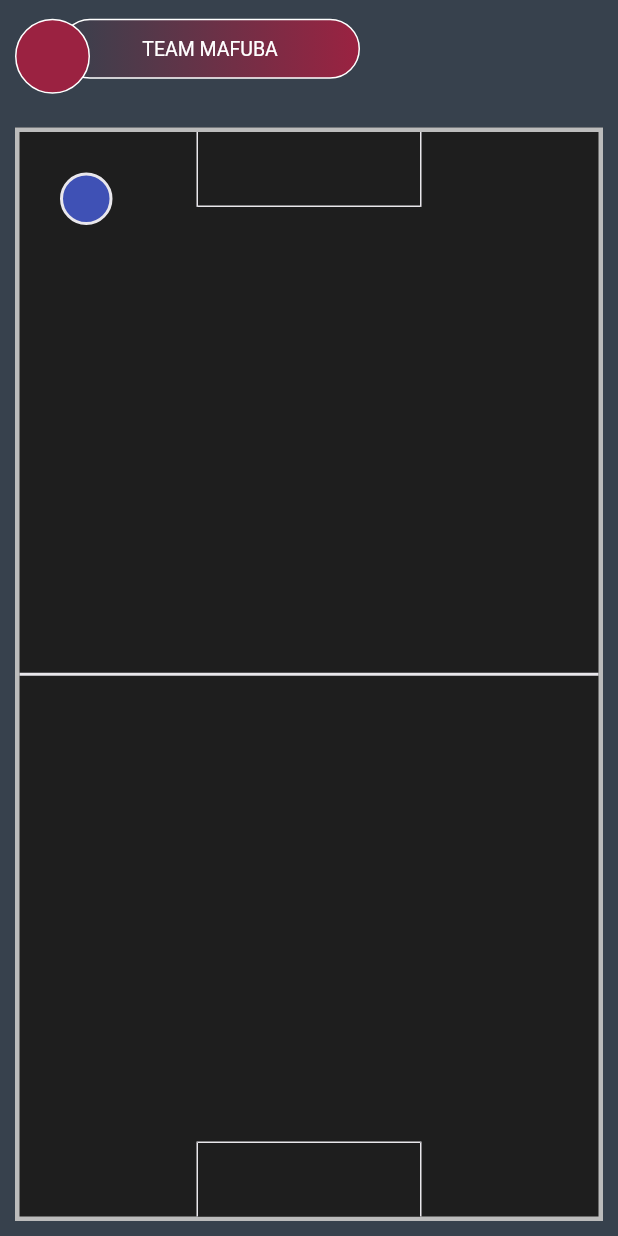
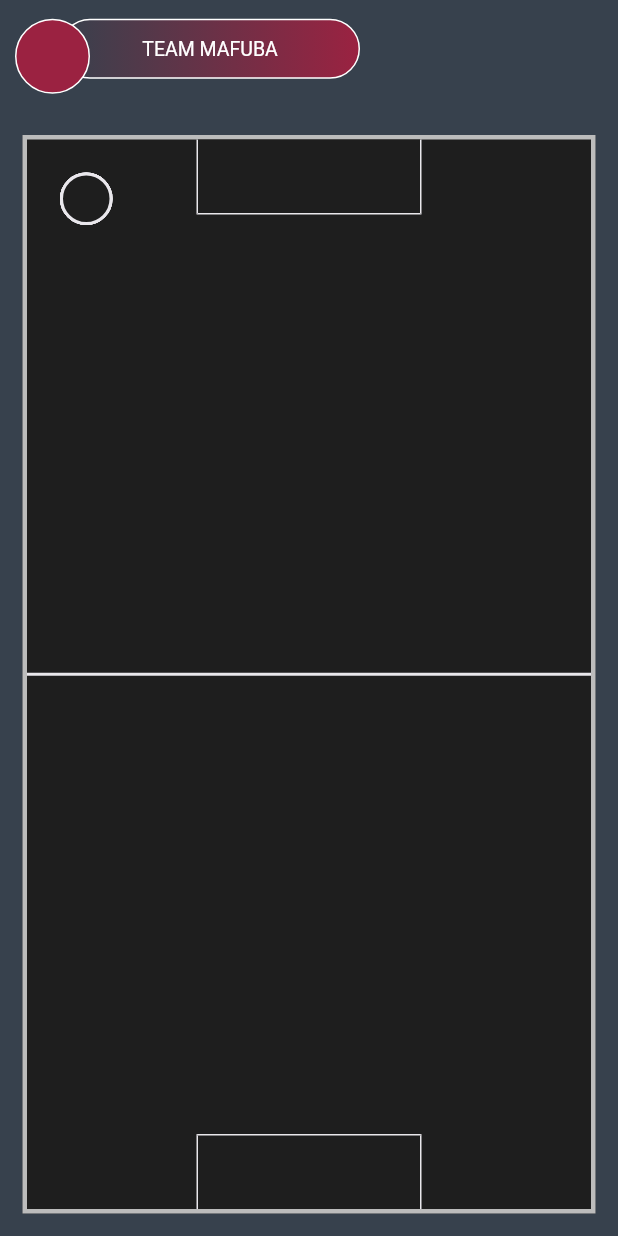
Before and after one commit to Gut333/picaditos_app, a Flutter app: the screen it shows after launch, on a phone screen of 412 x 824 dp. Run offline on Flutter 3.47's test engine with Material 2 defaults, Android fonts, the phone set to English and light mode, and no system bars; our stand-ins replace percent_indicator.

Commit message:
Se acomodaron archivos
Se crearon los archivos  dart :
player_card_component
player_characteristics_component

```diff
--- a/lib/src/ui/components/player_attribute_component.dart
+++ b/lib/src/ui/components/player_attribute_component.dart
@@ -58,7 +58,6 @@ class _PlayerAttributeComponentState extends State<PlayerAttributeComponent> {
         width: 200,
         percent: widget.percentage,
         barRadius: const Radius.circular(20),
-
       ),
     );
 
--- a/lib/src/ui/components/player_button_component.dart
+++ b/lib/src/ui/components/player_button_component.dart
@@ -6,7 +6,6 @@ import '../pages/players_page.dart';
 
 class PlayerButtonWidget extends StatefulWidget {
   Color? buttonColor;
-
 
 
    PlayerButtonWidget(
@@ -74,5 +73,4 @@ class _PlayerButtonWidgetState extends State<PlayerButtonWidget> {
     );
   }
 
-
 }
--- a/lib/src/ui/components/soccer_arena_component.dart
+++ b/lib/src/ui/components/soccer_arena_component.dart
@@ -8,7 +8,7 @@ class SoccerField extends StatelessWidget {
   Widget build(BuildContext context) {
     return SafeArea(
       child: Padding(
-        padding: const EdgeInsets.all(10.0),
+        padding: const EdgeInsets.all(15.0),
         child: Container(
           color: const Color.fromARGB(255, 30, 30, 30),
           child: Stack(
--- a/lib/src/ui/pages/home_page.dart
+++ b/lib/src/ui/pages/home_page.dart
@@ -19,15 +19,16 @@ class _HomePageState extends State<HomePage> {
     return SafeArea(
       child: Scaffold(
         backgroundColor: const Color.fromARGB(255, 55, 65, 77),
-        appBar: _customAppBar(),
+        appBar: _customAppBarBody(),
         body: Stack(
           children: [
              const SoccerField(),
 
-            PlayerButtonWidget(buttonColor: Colors.indigo),
-    //        PlayerButtonWidget(buttonColor: Colors.teal),
-    //        PlayerButtonWidget(buttonColor: Colors.orangeAccent),
-    //        PlayerButtonWidget(buttonColor: Colors.lightBlue),
+            PlayerButtonWidget(buttonColor: const Color.fromARGB(255, 193, 245, 79)),
+            PlayerButtonWidget(buttonColor: const Color.fromARGB(255, 22, 148, 251) ),
+            PlayerButtonWidget(buttonColor: const Color.fromARGB(255, 252, 148, 69)),
+            PlayerButtonWidget(buttonColor: const Color.fromARGB(255, 155, 34, 65)),
+            PlayerButtonWidget(buttonColor: const Color.fromARGB(255, 30, 30, 30)  ),
 
           ],
         ),
@@ -35,7 +36,7 @@ class _HomePageState extends State<HomePage> {
     );
   }
 
-  _customAppBar(){
+  _customAppBarBody(){
     return AppBar(
       toolbarHeight: 75,
       elevation: 0,
@@ -49,7 +50,7 @@ class _HomePageState extends State<HomePage> {
           mainAxisAlignment: MainAxisAlignment.start,
           children: [
             const SizedBox(width: 2,),
-            _circleAppBar(),
+            _teamCircle(),
           ],
         ),
       ),
@@ -57,7 +58,7 @@ class _HomePageState extends State<HomePage> {
 
   }
 
-  _circleAppBar(){
+  _teamCircle(){
     return Padding(
       padding: const EdgeInsets.all(8.0),
       child: Stack(
@@ -107,11 +108,35 @@ class _HomePageState extends State<HomePage> {
     return MaterialButton(
         onPressed: (){
           Navigator.push(context, MaterialPageRoute(builder: (context) => const PlayersPage()));
-
         }
     );
 
   }
 
 
+
+
 }
+
+////////////CUSTOM COLORS/////////////////
+// CustomLime                           //
+// Color.fromARGB(255, 193, 245, 79)    //
+//                                      //
+// CustomLightGrey                      //
+// Color.fromARGB(255, 55, 65, 77)      //
+//                                      //
+// CustomBlue                           //
+// Color.fromARGB(255, 22, 148, 251)    //
+//                                      //
+// CustomBlackGrey                      //
+// Color.fromARGB(255, 30, 30, 30)      //
+//                                      //
+// CustomRed                            //
+// Color.fromARGB(255, 155, 34, 65)     //
+//                                      //
+// CustomOrange                         //
+// Color.fromARGB(255, 252, 148, 69)    //
+//                                      //
+// CustomWhite                          //
+// Color.fromARGB(255, 233, 231, 236)   //
+//////////////////////////////////////////
```
Also changed, not shown: lib/main.dart (+3 -8 lines), lib/src/ui/components/player_card_component.dart (added, +96 -0 lines), lib/src/ui/components/player_characteristics_component.dart (added, +58 -0 lines), lib/src/ui/pages/players_page.dart (+2 -147 lines).
